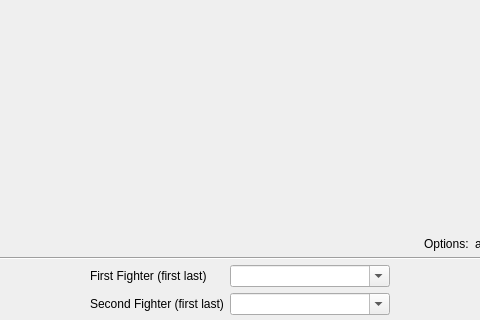
Old version of the form base/MainWindow.ui in the repository fmuecke/Ipponboard; both pictures show x 147 to 627 and y 280 to 600 of the 800 by 600 pixel window.
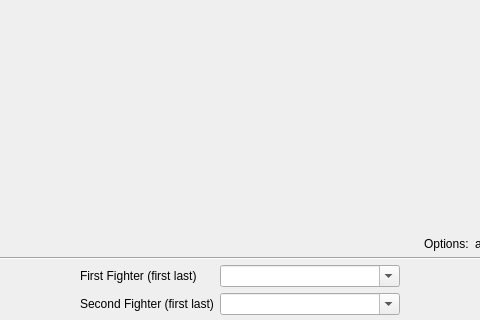
New version of the form. Icons and pictures are not drawn.

What changed in the file:
```diff
--- a/base/MainWindow.ui
+++ b/base/MainWindow.ui
@@ -306,7 +306,7 @@
         </property>
         <property name="minimumSize">
          <size>
-          <width>160</width>
+          <width>180</width>
           <height>0</height>
          </size>
         </property>
@@ -390,7 +390,7 @@
         </property>
         <property name="minimumSize">
          <size>
-          <width>160</width>
+          <width>180</width>
           <height>0</height>
          </size>
         </property>
```
